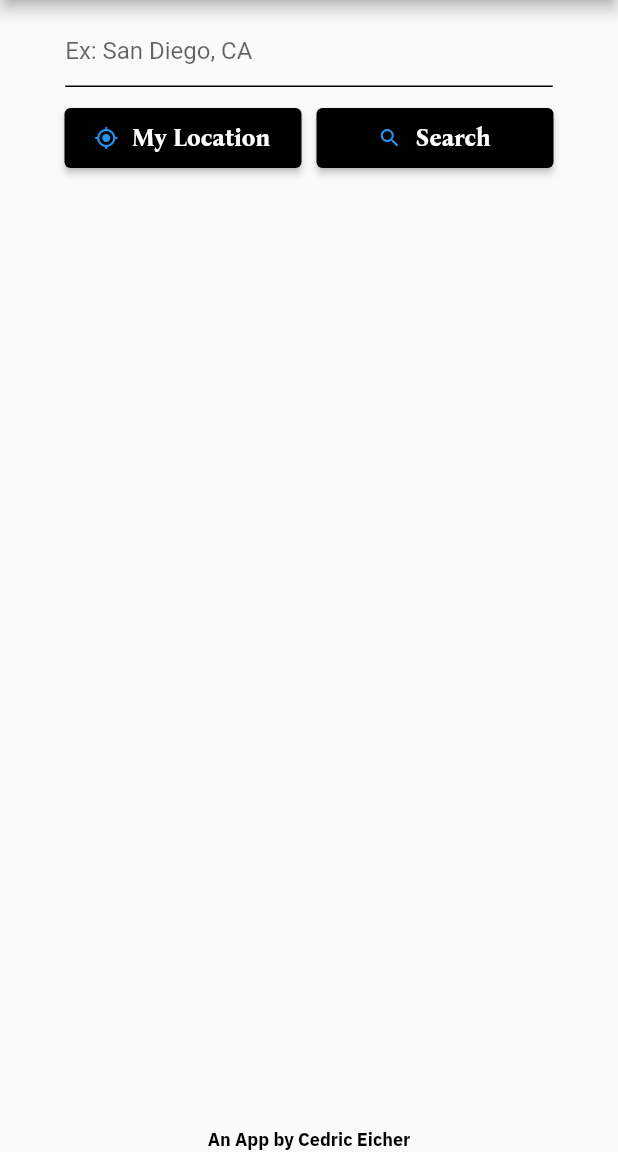
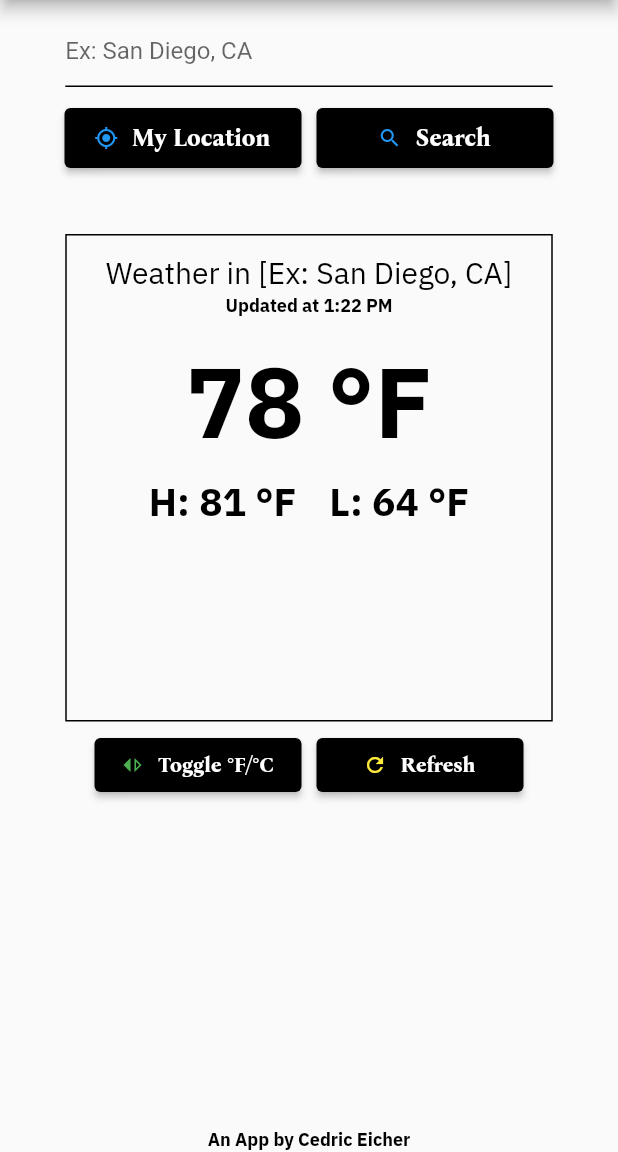
Before and after one commit to cedriceicher10/VeryGoodWeatherApp, a Flutter app: the screen it shows after launch, on a phone screen of 412 x 824 dp, the part 84-1236 px from its top. Run offline on Flutter 3.47's test engine with Material 2 defaults, Android fonts, the phone set to English and light mode, and no system bars; our stand-ins replace flutter_bloc.

Commit message:
Added cubit skeleton for WeatherPackage object. Added dummy weather display with city, update time, and temps

```diff
--- a/lib/main.dart
+++ b/lib/main.dart
@@ -1,26 +1,26 @@
 import 'package:flutter/material.dart';
-//import 'package:flutter_bloc/flutter_bloc.dart';
+import 'package:flutter_bloc/flutter_bloc.dart';
 import 'weather_screen.dart';
-//import 'weather_cubit.dart';
+import 'weather_cubit.dart';
 
 void main() => runApp(const WeatherApp());
 
 class WeatherApp extends StatelessWidget {
   const WeatherApp({Key? key}) : super(key: key);
 
+  // @override
+  // Widget build(BuildContext context) {
+  //   return const MaterialApp(home: WeatherScreen());
+  // }
+
+  // REFERENCE
   @override
   Widget build(BuildContext context) {
-    return const MaterialApp(home: WeatherScreen());
+    return MaterialApp(
+      home: BlocProvider(
+        create: (_) => WeatherCubit(),
+        child: const WeatherScreen(),
+      ),
+    );
   }
-
-  // REFERENCE
-  // @override
-  // Widget build(BuildContext context) {
-  //   return MaterialApp(
-  //     home: BlocProvider(
-  //       create: (_) => WeatherCubit(),
-  //       child: WeatherPage(),
-  //     ),
-  //   );
-  // }
 }
--- a/lib/styles.dart
+++ b/lib/styles.dart
@@ -18,6 +18,7 @@ const double s_fontSizeLarge = 32;
 const double s_fontSizeMedLarge = 26;
 const double s_fontSizeMedium = 20;
 const double s_fontSizeSmall = 16;
+const double s_fontSizeSmaller = 14;
 const double s_fontSizeExtraSmall = 12;
 
 // Colors
--- a/lib/weather_cubit.dart
+++ b/lib/weather_cubit.dart
@@ -1,8 +1,73 @@
-// import 'package:flutter_bloc/flutter_bloc.dart';
+import 'package:flutter_bloc/flutter_bloc.dart';
+import 'package:intl/intl.dart';
+import 'weather_package.dart';
+import 'dart:math';
 
-// class WeatherCubit extends Cubit<Weather> {
-//   WeatherCubit() : super('San Diego, CA');
+class WeatherCubit extends Cubit<WeatherPackage> {
+  WeatherCubit()
+      : super(WeatherPackage(
+            locationName: '[Ex: San Diego, CA]',
+            updateTime: '1:22 PM',
+            currentTemp: 78,
+            highTemp: 81,
+            lowTemp: 64,
+            isFahrenheit: true));
 
-//   //void increment() => emit(state + 1);
-//   //void decrement() => emit(state - 1);
-// }
+  void getWeather(String location) {
+    emit(WeatherPackage(
+        locationName: location,
+        updateTime: getNowTime(),
+        currentTemp: (randNum(true) + randNum(false)) / 2,
+        highTemp: randNum(true),
+        lowTemp: randNum(false),
+        isFahrenheit: state.isFahrenheit));
+  }
+
+  void toggleUnits() {
+    if (state.isFahrenheit) {
+      emit(WeatherPackage(
+          locationName: state.locationName,
+          updateTime: state.updateTime,
+          currentTemp: farToCel(state.currentTemp),
+          highTemp: farToCel(state.highTemp),
+          lowTemp: farToCel(state.lowTemp),
+          isFahrenheit: false));
+    } else {
+      emit(WeatherPackage(
+          locationName: state.locationName,
+          updateTime: state.updateTime,
+          currentTemp: celToFar(state.currentTemp),
+          highTemp: celToFar(state.highTemp),
+          lowTemp: celToFar(state.lowTemp),
+          isFahrenheit: true));
+    }
+  }
+
+  double farToCel(double temp) {
+    return (temp - 32) * (5 / 9);
+  }
+
+  double celToFar(double temp) {
+    return (temp * (9 / 5)) + 32;
+  }
+
+  double randNum(bool highNum) {
+    double temp = -1;
+    Random random = Random();
+    if (highNum) {
+      temp = random.nextInt(100) + 70; // 70 - 100
+    } else {
+      temp = random.nextInt(70) + 0; // 0 - 70
+    }
+    return temp;
+  }
+
+  String getNowTime() {
+    DateTime now = DateTime.now();
+    String formattedDate = DateFormat('kk:mm').format(now);
+    return formattedDate;
+  }
+
+  //void increment() => emit(state + 1);
+  //void decrement() => emit(state - 1);
+}
--- /dev/null
+++ b/lib/weather_package.dart
@@ -0,0 +1,16 @@
+class WeatherPackage {
+  String locationName;
+  String updateTime;
+  double currentTemp;
+  double highTemp;
+  double lowTemp;
+  bool isFahrenheit;
+
+  WeatherPackage(
+      {required this.locationName,
+      required this.updateTime,
+      required this.currentTemp,
+      required this.highTemp,
+      required this.lowTemp,
+      required this.isFahrenheit});
+}
--- a/lib/weather_screen.dart
+++ b/lib/weather_screen.dart
@@ -1,10 +1,11 @@
 import 'package:flutter/gestures.dart';
 import 'package:flutter/material.dart';
 import 'package:url_launcher/url_launcher.dart';
-//import 'package:flutter_bloc/flutter_bloc.dart';
+import 'package:flutter_bloc/flutter_bloc.dart';
 import 'package:verygoodweatherapp/styles.dart';
+import 'package:verygoodweatherapp/weather_package.dart';
 import 'formatted_text.dart';
-//import 'weather_cubit.dart';
+import 'weather_cubit.dart';
 
 class WeatherScreen extends StatefulWidget {
   const WeatherScreen({Key? key}) : super(key: key);
@@ -19,9 +20,13 @@ class _WeatherScreenState extends State<WeatherScreen> {
   @override
   Widget build(BuildContext context) {
     const double textFieldWidth = 325;
-    const double buttonWidth = 158;
-    const double buttonHeight = 40;
+    const double topButtonWidth = 158;
+    const double topButtonHeight = 40;
+    const double bottomButtonWidth = 138;
+    const double bottomButtonHeight = 30;
     const double spacing = 10;
+    const double weatherContainerWidth = 325;
+    const double weatherContainerHeight = 325;
 
     return GestureDetector(
         onTap: () {
@@ -36,15 +41,26 @@ class _WeatherScreenState extends State<WeatherScreen> {
               backgroundColor: Colors.black,
               centerTitle: true,
             ),
-          body: Center(
+            body: BlocBuilder<WeatherCubit, WeatherPackage>(
+                builder: (context, weather) {
+              return Center(
                 child: Column(children: [
                   const SizedBox(height: spacing),
                   SizedBox(width: textFieldWidth, child: searchBar()),
                   const SizedBox(height: spacing),
                   Row(mainAxisAlignment: MainAxisAlignment.center, children: [
-                myLocationButton(buttonWidth, buttonHeight),
+                    myLocationButton(topButtonWidth, topButtonHeight),
                     const SizedBox(width: spacing),
-                searchButton(buttonWidth, buttonHeight)
+                    searchButton(topButtonWidth, topButtonHeight)
+                  ]),
+                  const SizedBox(height: spacing * 4),
+                  weatherContainer(
+                      weather, weatherContainerWidth, weatherContainerHeight),
+                  const SizedBox(height: spacing / 2),
+                  Row(mainAxisAlignment: MainAxisAlignment.center, children: [
+                    toggleUnitsButton(bottomButtonWidth, bottomButtonHeight),
+                    const SizedBox(width: spacing),
+                    refreshButton(bottomButtonWidth, bottomButtonHeight)
                   ]),
                   Expanded(
                     child: Align(
@@ -53,8 +69,8 @@ class _WeatherScreenState extends State<WeatherScreen> {
                     ),
                   )
                 ]),
-          ),
-        ));
+              );
+            })));
   }
 
   Widget searchBar() {
@@ -96,7 +112,7 @@ class _WeatherScreenState extends State<WeatherScreen> {
           const SizedBox(
             width: 8,
           ),
-          buttonText('My Location')
+          topButtonText('My Location')
         ]));
   }
 
@@ -124,7 +140,137 @@ class _WeatherScreenState extends State<WeatherScreen> {
           const SizedBox(
             width: 8,
           ),
-          buttonText('Search')
+          topButtonText('Search')
+        ]));
+  }
+
+  Widget weatherContainer(WeatherPackage weather, double weatherContainerWidth,
+      double weatherContainerHeight) {
+    return Container(
+      width: weatherContainerWidth,
+      height: weatherContainerHeight,
+      padding: const EdgeInsets.all(10),
+      decoration: BoxDecoration(border: Border.all(color: Colors.black)),
+      child: weatherDisplay(weather),
+    );
+  }
+
+  Widget weatherDisplay(WeatherPackage weather) {
+    return Column(children: [
+      weatherTitle('Weather in ${weather.locationName}'),
+      updateTime('Updated at ${weather.updateTime}'),
+      const SizedBox(height: 10),
+      currentTemp(weather.currentTemp.toStringAsFixed(0), weather.isFahrenheit),
+      const SizedBox(height: 5),
+      Row(mainAxisAlignment: MainAxisAlignment.center, children: [
+        hiLoTemp(
+            weather.highTemp.toStringAsFixed(0), true, weather.isFahrenheit),
+        const SizedBox(width: 20),
+        hiLoTemp(
+            weather.lowTemp.toStringAsFixed(0), false, weather.isFahrenheit)
+      ])
+    ]);
+  }
+
+  Widget weatherTitle(String text) {
+    return FormattedText(
+        text: text,
+        size: s_fontSizeMedium,
+        color: Colors.black,
+        font: s_font_IBMPlexSans);
+  }
+
+  Widget updateTime(String text) {
+    return FormattedText(
+        text: text,
+        size: s_fontSizeExtraSmall,
+        color: Colors.black,
+        font: s_font_IBMPlexSans,
+        weight: FontWeight.bold);
+  }
+
+  Widget currentTemp(String text, bool isFahrenheit) {
+    if (isFahrenheit) {
+      text = text + ' °F';
+    } else {
+      text = text + ' °C';
+    }
+    return FormattedText(
+        text: text,
+        size: s_fontSizeExtraLarge * 1.5,
+        color: Colors.black,
+        font: s_font_IBMPlexSans,
+        weight: FontWeight.bold);
+  }
+
+  Widget hiLoTemp(String text, bool isHigh, bool isFahrenheit) {
+    if (isFahrenheit) {
+      text = text + ' °F';
+    } else {
+      text = text + ' °C';
+    }
+    if (isHigh) {
+      text = 'H: ' + text;
+    } else {
+      text = 'L: ' + text;
+    }
+    return FormattedText(
+        text: text,
+        size: s_fontSizeMedLarge,
+        color: Colors.black,
+        font: s_font_IBMPlexSans,
+        weight: FontWeight.bold);
+  }
+
+  Widget toggleUnitsButton(double buttonWidth, double buttonHeight) {
+    return ElevatedButton(
+        onPressed: () async {
+          // Remove keyboard
+          FocusScopeNode currentFocus = FocusScope.of(context);
+          if (!currentFocus.hasPrimaryFocus) {
+            currentFocus.unfocus();
+          }
+          // Toggle units
+          context.read<WeatherCubit>().toggleUnits();
+        },
+        style: ElevatedButton.styleFrom(
+            primary: Colors.black, fixedSize: Size(buttonWidth, buttonHeight)),
+        child: Row(mainAxisAlignment: MainAxisAlignment.center, children: [
+          const Icon(
+            Icons.switch_right_sharp,
+            color: Colors.green,
+            size: 16,
+          ),
+          const SizedBox(
+            width: 8,
+          ),
+          bottomButtonText('Toggle °F/°C')
+        ]));
+  }
+
+  Widget refreshButton(double buttonWidth, double buttonHeight) {
+    return ElevatedButton(
+        onPressed: () async {
+          // Remove keyboard
+          FocusScopeNode currentFocus = FocusScope.of(context);
+          if (!currentFocus.hasPrimaryFocus) {
+            currentFocus.unfocus();
+          }
+          // Get weather for current city
+          context.read<WeatherCubit>().getWeather('Sydney');
+        },
+        style: ElevatedButton.styleFrom(
+            primary: Colors.black, fixedSize: Size(buttonWidth, buttonHeight)),
+        child: Row(mainAxisAlignment: MainAxisAlignment.center, children: [
+          const Icon(
+            Icons.refresh_sharp,
+            color: Colors.yellow,
+            size: 16,
+          ),
+          const SizedBox(
+            width: 8,
+          ),
+          bottomButtonText('Refresh')
         ]));
   }
 
@@ -148,25 +294,34 @@ class _WeatherScreenState extends State<WeatherScreen> {
   //       ],
   //     ),
 
-  Widget weatherScreenTitle(String title) {
+  Widget weatherScreenTitle(String text) {
     return FormattedText(
-        text: title,
+        text: text,
         size: s_fontSizeMedLarge,
         color: Colors.white,
         font: s_font_BonaNova,
         weight: FontWeight.bold);
   }
 
-  Widget buttonText(String title) {
+  Widget topButtonText(String text) {
     return FormattedText(
-        text: title,
+        text: text,
         size: s_fontSizeSmall,
         color: Colors.white,
         font: s_font_BonaNova,
         weight: FontWeight.bold);
   }
 
-  Widget signatureText(String title) {
+  Widget bottomButtonText(String text) {
+    return FormattedText(
+        text: text,
+        size: s_fontSizeSmaller,
+        color: Colors.white,
+        font: s_font_BonaNova,
+        weight: FontWeight.bold);
+  }
+
+  Widget signatureText(String text) {
     return RichText(
       text: TextSpan(
           style: const TextStyle(
@@ -174,7 +329,7 @@ class _WeatherScreenState extends State<WeatherScreen> {
               fontFamily: s_font_IBMPlexSans,
               fontSize: s_fontSizeExtraSmall,
               fontWeight: FontWeight.bold),
-          text: title,
+          text: text,
           recognizer: TapGestureRecognizer()
             ..onTap = () async {
               var url = "https://www.linkedin.com/in/cedriceicher/";
--- a/pubspec.yaml
+++ b/pubspec.yaml
@@ -33,6 +33,7 @@ dependencies:
   http: ^0.13.4
   equatable: ^2.0.3
   url_launcher: ^6.0.17
+  intl: ^0.17.0
 
 
   # The following adds the Cupertino Icons font to your application.
```
Also changed, not shown: pubspec.lock. Lines whose indentation alone changed are shown as unchanged.
